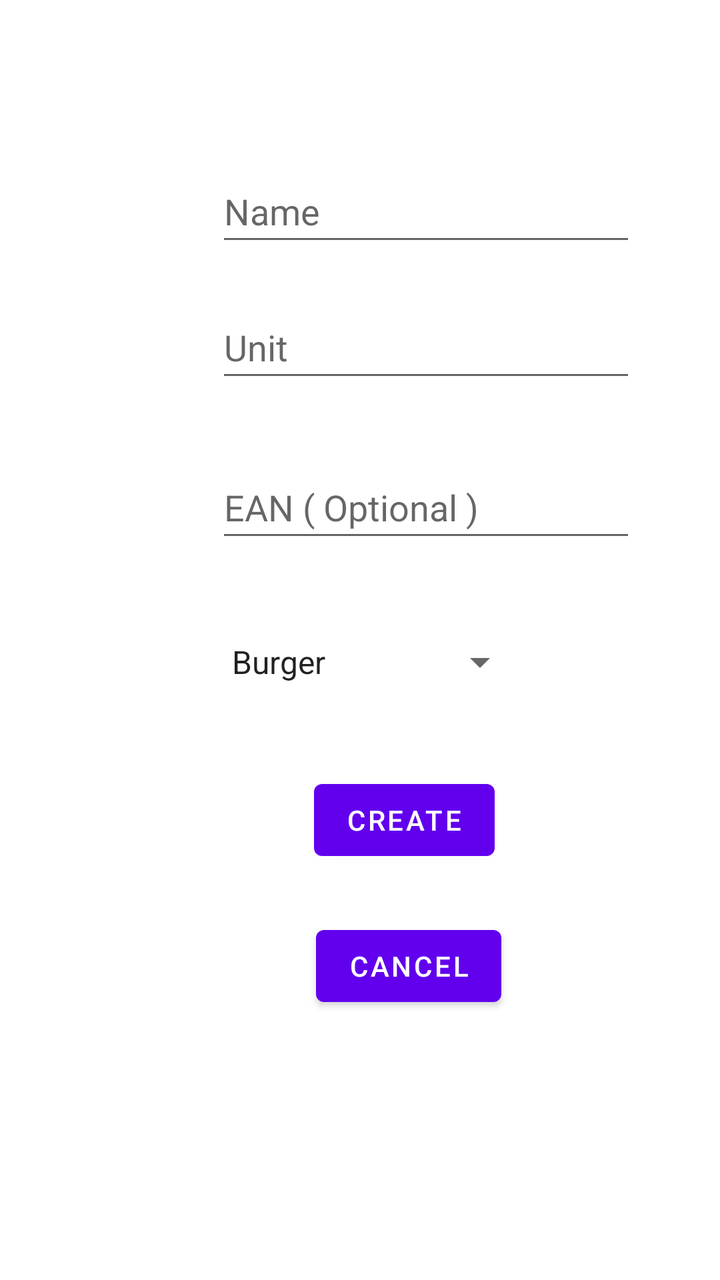
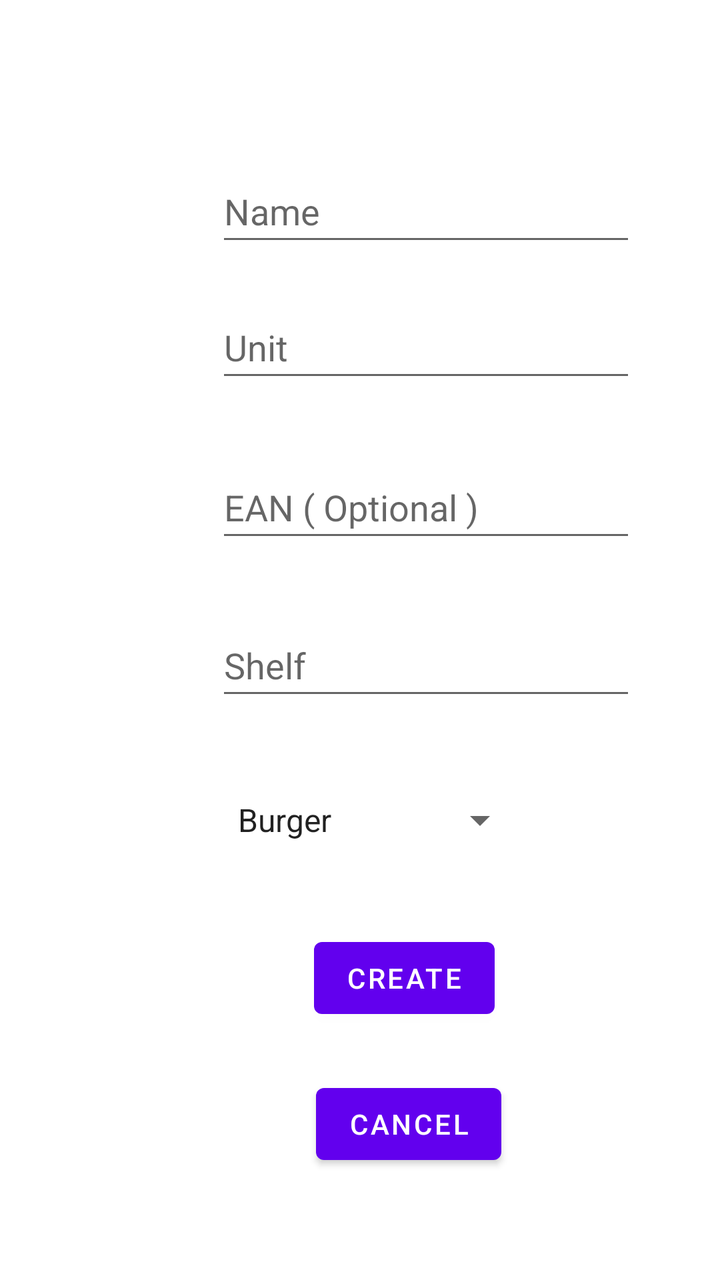

The first picture is an Android layout as it rendered before a commit; the second is the same layout after the commit. The layout source and the unified diff follow.
<!-- AndroidManifest.xml: application theme Theme.SmartShoppingList -->
<!-- res/layout/activity_entry.xml -->
<?xml version="1.0" encoding="utf-8"?>
<androidx.constraintlayout.widget.ConstraintLayout xmlns:android="http://schemas.android.com/apk/res/android"
    xmlns:app="http://schemas.android.com/apk/res-auto"
    xmlns:tools="http://schemas.android.com/tools"
    android:layout_width="match_parent"
    android:layout_height="match_parent"
    tools:context="ui.EntryActivity">

    <EditText
        android:id="@+id/editItemName"
        android:layout_width="wrap_content"
        android:layout_height="wrap_content"
        android:layout_marginStart="108dp"
        android:layout_marginTop="80dp"
        android:ems="10"
        android:hint="Name"
        android:inputType="textPersonName"
        android:minHeight="48dp"
        app:layout_constraintStart_toStartOf="parent"
        app:layout_constraintTop_toTopOf="parent" />

    <EditText
        android:id="@+id/editItemUnit"
        android:layout_width="wrap_content"
        android:layout_height="wrap_content"
        android:layout_marginStart="108dp"
        android:layout_marginTop="20dp"
        android:ems="10"
        android:hint="Unit"
        android:inputType="textPersonName"
        android:minHeight="48dp"
        app:layout_constraintStart_toStartOf="parent"
        app:layout_constraintTop_toBottomOf="@+id/editItemName" />

    <EditText
        android:id="@+id/editItemEAN"
        android:layout_width="wrap_content"
        android:layout_height="wrap_content"
        android:layout_marginStart="108dp"
        android:layout_marginTop="32dp"
        android:ems="10"
        android:hint="EAN ( Optional )"
        android:inputType="textPersonName"
        android:minHeight="48dp"
        app:layout_constraintStart_toStartOf="parent"
        app:layout_constraintTop_toBottomOf="@+id/editItemUnit" />

    <Button
        android:id="@+id/doButton"
        android:layout_width="wrap_content"
        android:layout_height="wrap_content"
        android:layout_marginStart="157dp"
        android:layout_marginTop="31dp"
        android:text="Create"
        app:layout_constraintStart_toStartOf="parent"
        app:layout_constraintTop_toBottomOf="@+id/iconSpinner" />

    <Button
        android:id="@+id/cancel"
        android:layout_width="wrap_content"
        android:layout_height="wrap_content"
        android:layout_marginStart="158dp"
        android:layout_marginTop="25dp"
        android:text="Cancel"
        app:layout_constraintStart_toStartOf="parent"
        app:layout_constraintTop_toBottomOf="@+id/doButton" />

    <Spinner
        android:id="@+id/iconSpinner"
        android:layout_width="0dp"
        android:layout_height="wrap_content"
        android:layout_marginStart="108dp"
        android:layout_marginTop="31dp"
        android:layout_marginEnd="96dp"
        android:entries="@array/iconNames"
        android:minHeight="48dp"
        android:spinnerMode="dropdown"
        app:layout_constraintEnd_toEndOf="parent"
        app:layout_constraintStart_toStartOf="parent"
        app:layout_constraintTop_toBottomOf="@+id/editItemEAN" />
</androidx.constraintlayout.widget.ConstraintLayout>
<!-- resources referenced by this layout -->
<resources>
  <string-array name="iconNames">
          <item>Burger</item>
          <item>Meat</item>
          <item>Coffee</item>
          <item>Pizza</item>
          <item>Egg</item>
          <item>Bread</item>
          <item>Croissant</item>
      </string-array>
  <style name="Theme.SmartShoppingList" parent="Theme.MaterialComponents.DayNight.DarkActionBar">
          
          <item name="colorPrimary">@color/purple_500</item>
          <item name="colorPrimaryVariant">@color/purple_700</item>
          <item name="colorOnPrimary">@color/white</item>
          
          <item name="colorSecondary">@color/teal_200</item>
          <item name="colorSecondaryVariant">@color/teal_700</item>
          <item name="colorOnSecondary">@color/black</item>
          
          <item name="android:statusBarColor" tools:targetApi="l">?attr/colorPrimaryVariant</item>
          
      </style>
  <color name="purple_500">#FF6200EE</color>
  <color name="purple_700">#FF3700B3</color>
  <color name="white">#FFFFFFFF</color>
  <color name="teal_200">#FF03DAC5</color>
  <color name="teal_700">#FF018786</color>
  <color name="black">#FF000000</color>
</resources>

<!-- the commit's change to res/layout/activity_entry.xml (unified diff, before → after) -->
@@ -45,6 +45,34 @@
         app:layout_constraintStart_toStartOf="parent"
         app:layout_constraintTop_toBottomOf="@+id/editItemUnit" />
 
+    <EditText
+        android:id="@+id/editItemShelf"
+        android:layout_width="wrap_content"
+        android:layout_height="wrap_content"
+        android:layout_marginStart="108dp"
+        android:layout_marginTop="31dp"
+        android:ems="10"
+        android:hint="Shelf"
+        android:inputType="number"
+        android:minHeight="48dp"
+        app:layout_constraintStart_toStartOf="parent"
+        app:layout_constraintTop_toBottomOf="@+id/editItemEAN" />
+
+    <Spinner
+        android:id="@+id/iconSpinner"
+        android:layout_width="0dp"
+        android:layout_height="wrap_content"
+        android:layout_marginStart="111dp"
+        android:layout_marginTop="31dp"
+        android:layout_marginEnd="96dp"
+        android:entries="@array/iconNames"
+        android:minHeight="48dp"
+        android:spinnerMode="dropdown"
+        app:layout_constraintEnd_toEndOf="parent"
+        app:layout_constraintHorizontal_bias="1.0"
+        app:layout_constraintStart_toStartOf="parent"
+        app:layout_constraintTop_toBottomOf="@+id/editItemShelf" />
+
     <Button
         android:id="@+id/doButton"
         android:layout_width="wrap_content"
@@ -65,17 +93,4 @@
         app:layout_constraintStart_toStartOf="parent"
         app:layout_constraintTop_toBottomOf="@+id/doButton" />
 
-    <Spinner
-        android:id="@+id/iconSpinner"
-        android:layout_width="0dp"
-        android:layout_height="wrap_content"
-        android:layout_marginStart="108dp"
-        android:layout_marginTop="31dp"
-        android:layout_marginEnd="96dp"
-        android:entries="@array/iconNames"
-        android:minHeight="48dp"
-        android:spinnerMode="dropdown"
-        app:layout_constraintEnd_toEndOf="parent"
-        app:layout_constraintStart_toStartOf="parent"
-        app:layout_constraintTop_toBottomOf="@+id/editItemEAN" />
 </androidx.constraintlayout.widget.ConstraintLayout>
<!-- resource entries referenced after the edit -->
@@ -1,6 +1,6 @@
 <!-- resources referenced by this layout -->
 <resources>
-  <string-array name="iconNames">
+  <string-array name="iconNames" key="iconNames">
           <item>Burger</item>
           <item>Meat</item>
           <item>Coffee</item>
